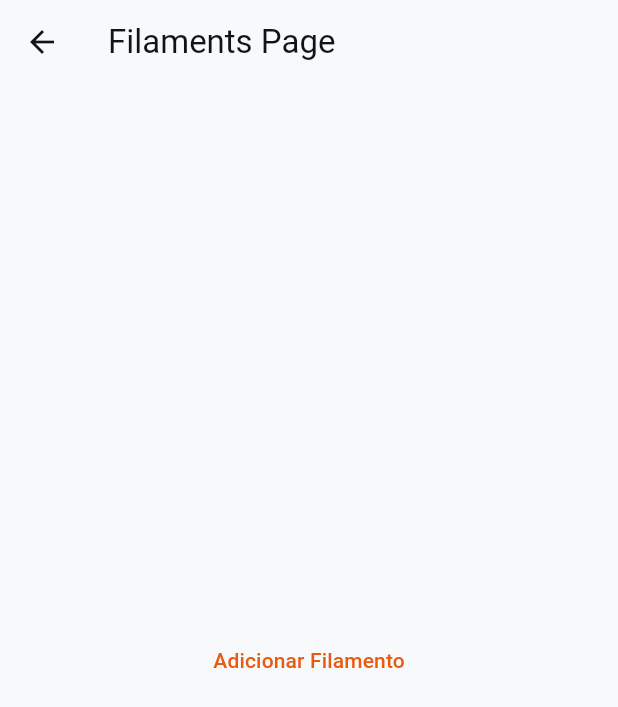
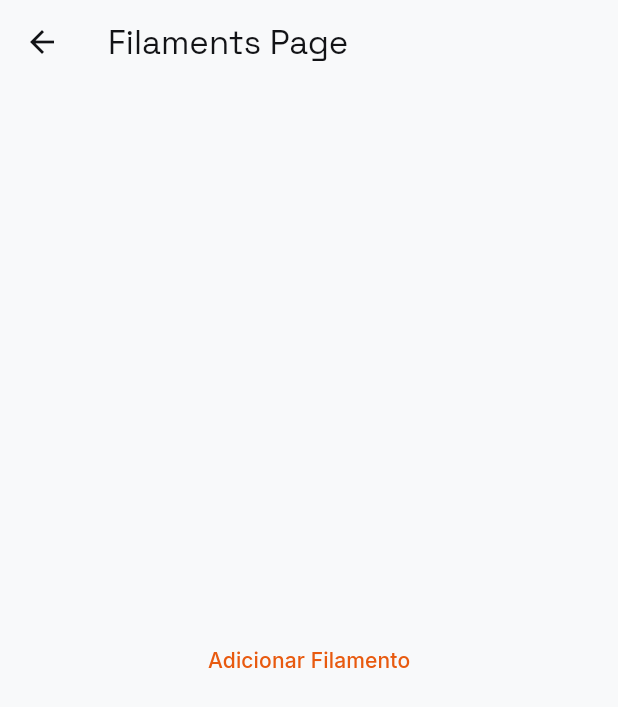
Before and after one commit to felipepcmourao/filament_os, a Flutter app: the screen it shows after launch, after a tap on "Filamentos", on a phone screen of 412 x 824 dp. Shown: the top 707 px of the screen. Run offline on Flutter 3.47's test engine with Material 3 defaults, Android fonts, the light colour scheme and no system bars; our stand-ins replace equatable, google_fonts.

Commit message:
feat(theme): adiciona tipografia, espaçamento, raios e liga tema no MaterialApp
Cria AppSpacing e AppRadius (escalas xs/sm/md/lg/xl, constantes por brilho não variar entre temas) e AppTextTheme combinando Space Grotesk (display/headline/title) com Inter (body/label) via google_fonts.

MyTheme agora aplica o textTheme com a cor de onSurface de cada ColorScheme via TextTheme.apply, evitando texto escuro sobre fundo escuro no tema dark.

main.dart liga theme, darkTheme e themeMode: ThemeMode.system para o app seguir o modo do sistema.

```diff
--- /dev/null
+++ b/lib/core/theme/app_text_theme.dart
@@ -0,0 +1,25 @@
+import 'package:flutter/material.dart';
+import 'package:google_fonts/google_fonts.dart';
+
+class AppTextTheme {
+  static final display = GoogleFonts.spaceGroteskTextTheme();
+  static final body = GoogleFonts.interTextTheme();
+
+  static final textTheme = TextTheme(
+    displayLarge: display.displayLarge,
+    displayMedium: display.displayMedium,
+    displaySmall: display.displaySmall,
+    headlineLarge: display.headlineLarge,
+    headlineMedium: display.headlineMedium,
+    headlineSmall: display.headlineSmall,
+    titleLarge: display.titleLarge,
+    titleMedium: display.titleMedium,
+    titleSmall: display.titleSmall,
+    bodyLarge: body.bodyLarge,
+    bodyMedium: body.bodyMedium,
+    bodySmall: body.bodySmall,
+    labelLarge: body.labelLarge,
+    labelMedium: body.labelMedium,
+    labelSmall: body.labelSmall,
+  );
+}
--- a/lib/core/theme/my_theme.dart
+++ b/lib/core/theme/my_theme.dart
@@ -1,4 +1,5 @@
 import 'package:filament_os/core/theme/app_colors.dart';
+import 'package:filament_os/core/theme/app_text_theme.dart';
 import 'package:flutter/material.dart';
 
 class MyTheme {
@@ -30,6 +31,10 @@ class MyTheme {
     return ThemeData(
       colorScheme: darkColorScheme,
       extensions: [AppColors.dark],
+      textTheme: AppTextTheme.textTheme.apply(
+        bodyColor: darkColorScheme.onSurface,
+        displayColor: darkColorScheme.onSurface,
+      ),
     );
   }
 
@@ -37,6 +42,10 @@ class MyTheme {
     return ThemeData(
       colorScheme: lightColorScheme,
       extensions: [AppColors.light],
+      textTheme: AppTextTheme.textTheme.apply(
+        bodyColor: lightColorScheme.onSurface,
+        displayColor: lightColorScheme.onSurface,
+      ),
     );
   }
 }
--- a/lib/main.dart
+++ b/lib/main.dart
@@ -16,6 +16,8 @@ class MyApp extends StatelessWidget {
       home: const HomePage(),
       debugShowCheckedModeBanner: false,
       theme: MyTheme.lightTheme,
+      darkTheme: MyTheme.darkTheme,
+      themeMode: ThemeMode.system,
     );
   }
 }
--- a/pubspec.yaml
+++ b/pubspec.yaml
@@ -42,6 +42,7 @@ dependencies:
   cloud_firestore: ^6.7.1
   equatable: ^2.1.0
   intl: ^0.20.3
+  google_fonts: ^8.2.1
 
 dev_dependencies:
   flutter_test:
```
Also changed, not shown: lib/core/theme/app_radius.dart (added, +7 -0 lines), lib/core/theme/app_spacing.dart (added, +8 -0 lines), pubspec.lock. Lines whose indentation alone changed are shown as unchanged.
